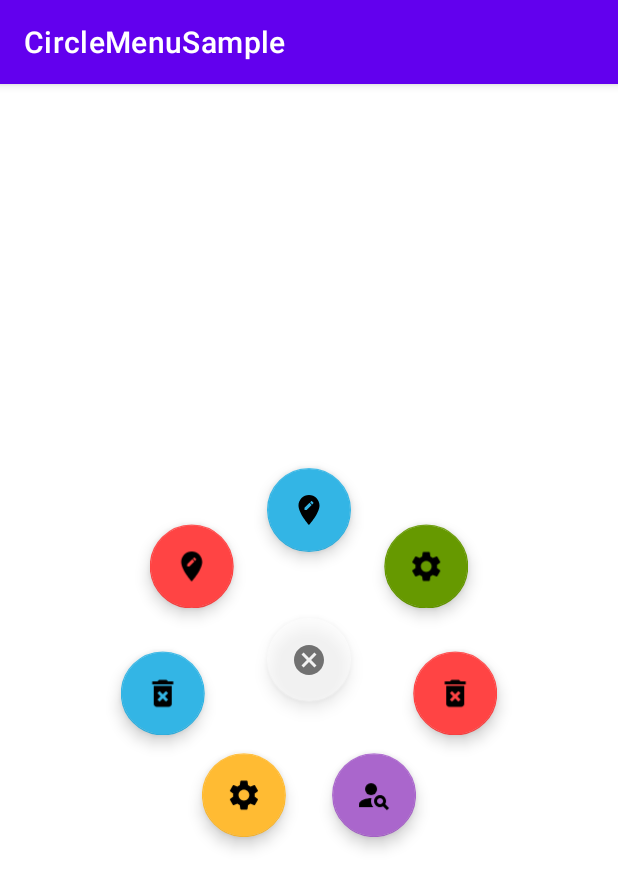
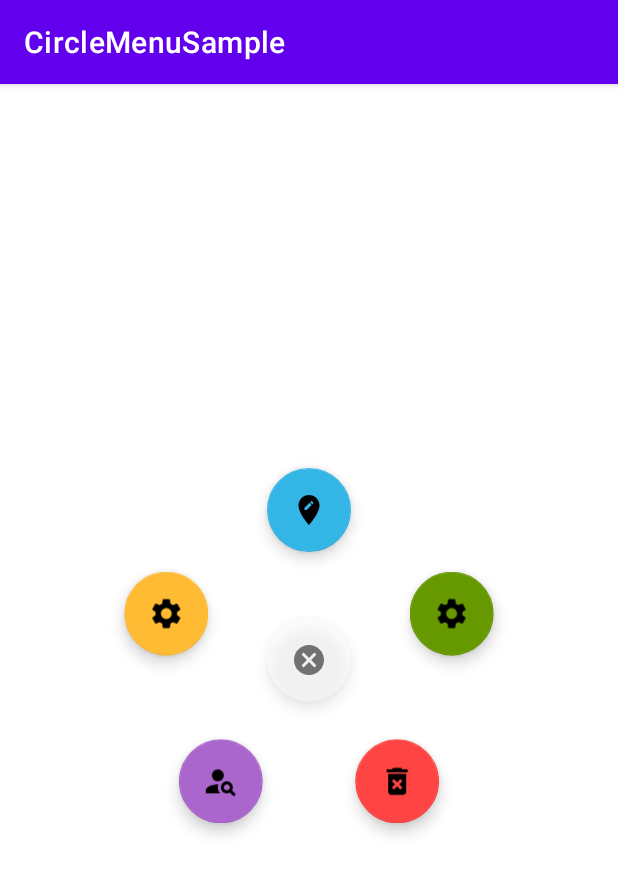
Before and after one commit to frannnnnk/android-dagger-examples, an Android app: the screen it shows after launch (MainActivity), after a tap on an icon or button, on a phone screen of 412 x 824 dp. Shown: the top 888 px of the screen. Run offline under Robolectric (Android 15) with nearby library versions, the phone set to English and light mode, and no system bars.

Commit message:
updated apk

```diff
--- a/app/src/main/res/values/menus.xml
+++ b/app/src/main/res/values/menus.xml
@@ -6,8 +6,6 @@
         <item>@drawable/ic_baseline_delete_forever_24</item>
         <item>@drawable/ic_baseline_person_search_24</item>
         <item>@drawable/ic_baseline_settings_24</item>
-        <item>@drawable/ic_baseline_delete_forever_24</item>
-        <item>@drawable/ic_baseline_edit_location_24</item>
     </array>
 
     <array name="menu_back_colors">
@@ -16,8 +14,6 @@
         <item>@android:color/holo_red_light</item>
         <item>@android:color/holo_purple</item>
         <item>@android:color/holo_orange_light</item>
-        <item>@android:color/holo_blue_light</item>
-        <item>@android:color/holo_red_light</item>
 
     </array>
 
```
Also changed, not shown: 1 other file.
